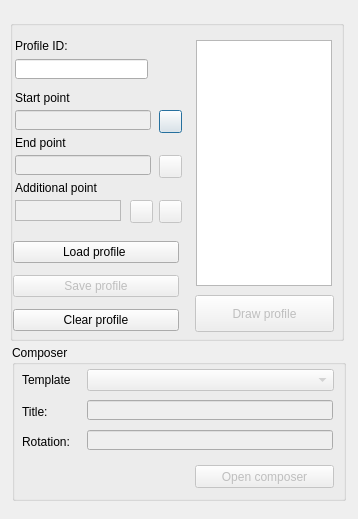
The window that ui/draw_profile.ui (Giswater/giswater_qgis_plugin) describes before a commit, drawn with Qt 5.
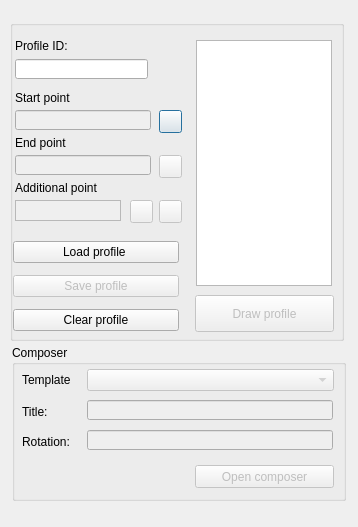
The same window after the commit. Icons and pictures are not drawn.

What changed in the file:
```diff
--- a/ui/draw_profile.ui
+++ b/ui/draw_profile.ui
@@ -7,7 +7,7 @@
     <x>0</x>
     <y>0</y>
     <width>358</width>
-    <height>519</height>
+    <height>527</height>
    </rect>
   </property>
   <property name="windowTitle">
```
